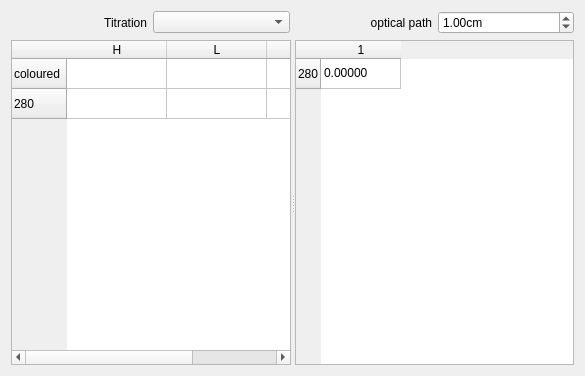
First picture: the form in forms/specds.ui, repository salvadorblasco/apes, before the edit.
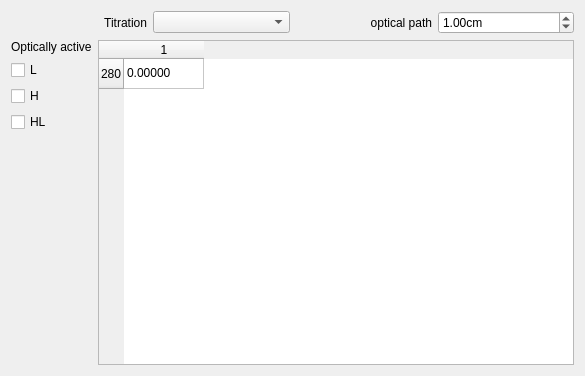
Second picture: the form after the edit.

The edit to the form file:
```diff
--- a/forms/specds.ui
+++ b/forms/specds.ui
@@ -13,7 +13,7 @@
   <property name="windowTitle">
    <string>Form</string>
   </property>
-  <layout class="QVBoxLayout" name="verticalLayout">
+  <layout class="QVBoxLayout" name="verticalLayout_2">
    <item>
     <layout class="QHBoxLayout" name="horizontalLayout">
      <item>
@@ -58,52 +58,62 @@
     </layout>
    </item>
    <item>
-    <widget class="QSplitter" name="splitter">
+    <layout class="QHBoxLayout" name="horizontalLayout_2">
+     <item>
+      <layout class="QVBoxLayout" name="verticalLayout">
+       <item>
+        <widget class="QLabel" name="label_5">
      <property name="sizePolicy">
-      <sizepolicy hsizetype="Expanding" vsizetype="Expanding">
+          <sizepolicy hsizetype="Preferred" vsizetype="Minimum">
        <horstretch>0</horstretch>
        <verstretch>0</verstretch>
       </sizepolicy>
      </property>
-     <property name="orientation">
-      <enum>Qt::Horizontal</enum>
-     </property>
-     <widget class="QTableWidget" name="table_components">
-      <property name="sizePolicy">
-       <sizepolicy hsizetype="Expanding" vsizetype="Maximum">
-        <horstretch>0</horstretch>
-        <verstretch>0</verstretch>
-       </sizepolicy>
-      </property>
-      <row>
        <property name="text">
-        <string>coloured</string>
-       </property>
-      </row>
-      <row>
-       <property name="text">
-        <string>280</string>
-       </property>
-      </row>
-      <column>
-       <property name="text">
-        <string>H</string>
-       </property>
-      </column>
-      <column>
+          <string>Optically active</string>
+         </property>
+        </widget>
+       </item>
+       <item>
+        <widget class="QCheckBox" name="checkBox_4">
        <property name="text">
         <string>L</string>
        </property>
-      </column>
-      <column>
+        </widget>
+       </item>
+       <item>
+        <widget class="QCheckBox" name="checkBox_6">
+         <property name="text">
+          <string>H</string>
+         </property>
+        </widget>
+       </item>
+       <item>
+        <widget class="QCheckBox" name="checkBox_5">
        <property name="text">
         <string>HL</string>
        </property>
-      </column>
-     </widget>
+        </widget>
+       </item>
+       <item>
+        <spacer name="verticalSpacer">
+         <property name="orientation">
+          <enum>Qt::Vertical</enum>
+         </property>
+         <property name="sizeHint" stdset="0">
+          <size>
+           <width>20</width>
+           <height>40</height>
+          </size>
+         </property>
+        </spacer>
+       </item>
+      </layout>
+     </item>
+     <item>
      <widget class="QTableWidget" name="table_data">
       <property name="sizePolicy">
-       <sizepolicy hsizetype="Expanding" vsizetype="Maximum">
+        <sizepolicy hsizetype="Expanding" vsizetype="Expanding">
         <horstretch>0</horstretch>
         <verstretch>1</verstretch>
        </sizepolicy>
@@ -127,7 +137,8 @@
        </property>
       </item>
      </widget>
-    </widget>
+     </item>
+    </layout>
    </item>
   </layout>
  </widget>
```
Left out of the diff: 6 changed lines with no effect on the pictures. Lines whose indentation alone changed are shown as unchanged.
